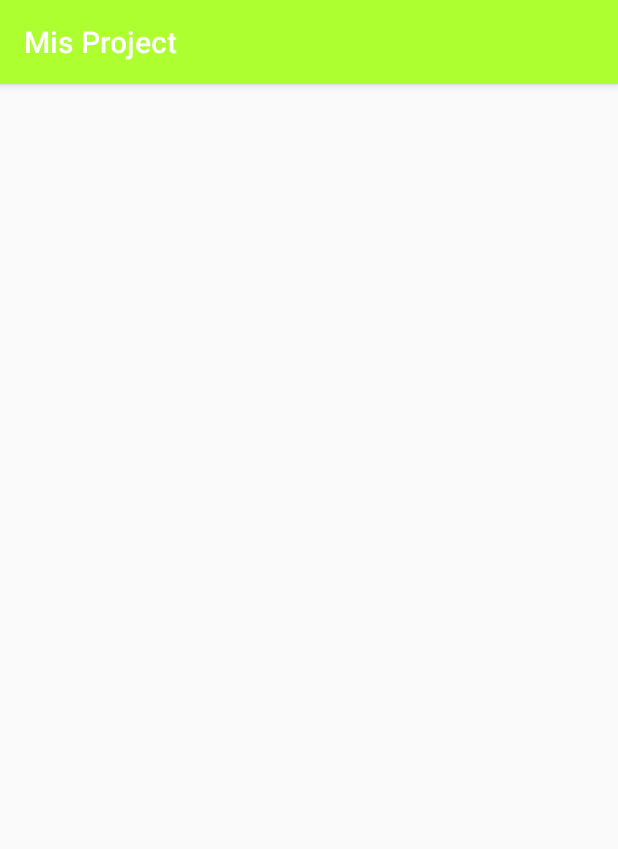
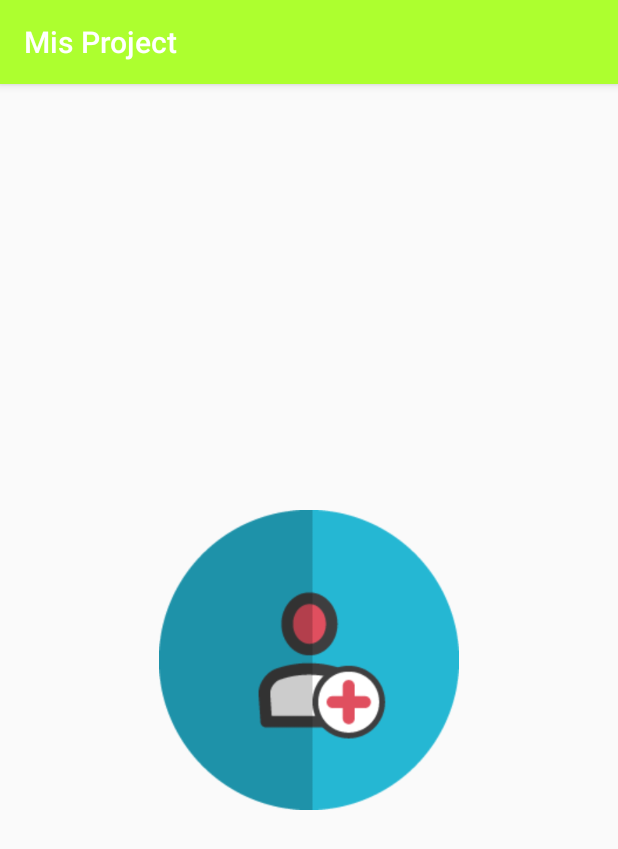
Before and after one commit to Abdul-basit123321/MisProject, an Android app: the first screen one second after launch (SplashScreen), on a phone screen of 412 x 824 dp. Shown: the top 849 px of the screen. Run offline under Robolectric (Android 15) with nearby library versions, the phone set to English and light mode, and no system bars.

```diff
--- a/app/src/main/java/com/example/abdulbasit/misproject/Activities/SplashScreen.java
+++ b/app/src/main/java/com/example/abdulbasit/misproject/Activities/SplashScreen.java
@@ -1,11 +1,44 @@
 package com.example.abdulbasit.misproject.Activities;
+
+import android.content.Intent;
+import android.os.Bundle;
+import android.os.Handler;
+
+import com.example.abdulbasit.misproject.R;
 
 /**
  * Created by Abdul basit on 5/6/2017.
  */
 
 public class SplashScreen extends BaseActivity {
-    @Override
+
+
+    private static int SPLASH_TIME_OUT = 3000;
+    protected void onCreate(Bundle savedInstanceState) {
+        super.onCreate(savedInstanceState);
+        setContentView(R.layout.splash);
+
+        new Handler().postDelayed(new Runnable() {
+
+            /*
+             * Showing splash screen with a timer. This will be useful when you
+             * want to show case your app logo / company
+             */
+
+            @Override
+            public void run() {
+                // This method will be executed once the timer is over
+                // Start your app main activity
+                Intent i = new Intent(SplashScreen.this, LoginScreen.class);
+                startActivity(i);
+
+                // close this activity
+                finish();
+            }
+        }, SPLASH_TIME_OUT);
+    }
+
+
     public int getDockFrameLayoutId() {
         return 0;
     }
--- /dev/null
+++ b/app/src/main/res/layout/splash.xml
@@ -0,0 +1,14 @@
+<?xml version="1.0" encoding="utf-8"?>
+<LinearLayout xmlns:android="http://schemas.android.com/apk/res/android"
+    android:layout_width="match_parent"
+    android:layout_height="match_parent"
+    android:orientation="vertical"
+    android:gravity="center"
+   >
+
+    <ImageView
+        android:layout_width="200dp"
+        android:layout_height="200dp"
+        android:src="@mipmap/splash" />
+
+</LinearLayout>
```
Also changed, not shown: app/src/main/res/mipmap-mdpi/splash.png (added).
